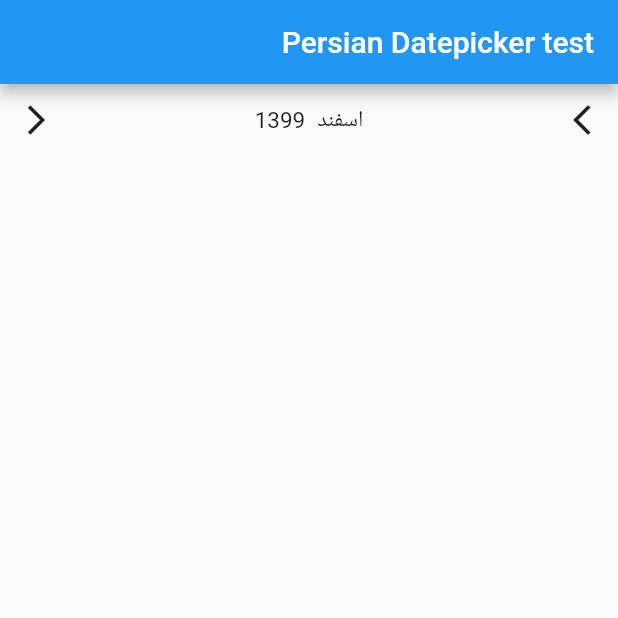
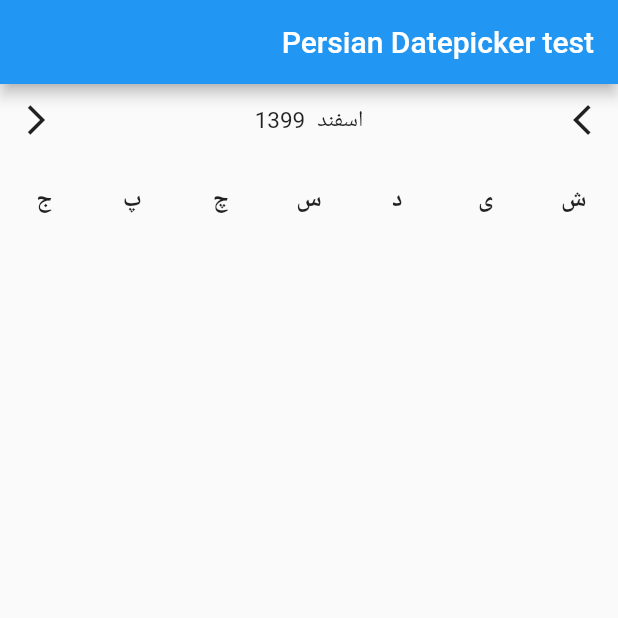
Before and after one commit to Ashkan4472/flutter_shamsi_datepicker, a Flutter app: the screen it shows after launch, on a phone screen of 412 x 824 dp, the top half of it. Run offline on Flutter 3.47's test engine with Material 2 defaults, Android fonts, the phone set to English and light mode, and no system bars; our stand-ins replace shamsi_date.

```diff
--- /dev/null
+++ b/lib/utils/date_util.dart
@@ -0,0 +1,53 @@
+import 'package:flutter/material.dart';
+
+class DateUtil {
+  static final shortWeekName = [
+    "ش",
+    "ی",
+    "د",
+    "س",
+    "چ",
+    "پ",
+    "ج",
+  ];
+
+  static final fullWeekNames = [
+    "شنبه",
+    "یکشنبه",
+    "دوشنبه",
+    "سه شنبه",
+    "چهارشنبه",
+    "پنجشنبه",
+    "جمعه",
+  ];
+
+  static List<Widget> headerWidget(
+    bool useFullWeekName,
+    TextStyle weekTextStyle,
+  ) {
+    final _header =
+        useFullWeekName ? DateUtil.fullWeekNames : DateUtil.shortWeekName;
+    final _headerWidget = _header.map((x) {
+      if (weekTextStyle != null) {
+        return Center(
+          child: Text(
+            '$x',
+            style: weekTextStyle,
+          ),
+        );
+      }
+
+      return Center(
+        child: Text(
+          '$x',
+          style: TextStyle(
+            fontWeight: FontWeight.bold,
+            fontSize: 16,
+          ),
+        ),
+      );
+    }).toList();
+
+    return _headerWidget;
+  }
+}
--- a/lib/widgets/date_select.dart
+++ b/lib/widgets/date_select.dart
@@ -1,12 +1,17 @@
 import 'package:flutter/material.dart';
+import 'package:persian_datepicker/utils/date_util.dart';
 import 'package:shamsi_date/shamsi_date.dart';
 
 class DateSelect extends StatefulWidget {
   final Jalali jalali;
+  final bool useFullWeekName;
+  final TextStyle weekTextStyle;
 
   const DateSelect({
     Key key,
     @required this.jalali,
+    this.useFullWeekName = false,
+    this.weekTextStyle,
   }) : super(key: key);
 
   @override
@@ -16,6 +21,12 @@ class DateSelect extends StatefulWidget {
 class _DateSelectState extends State<DateSelect> {
   @override
   Widget build(BuildContext context) {
-    return Container();
+    return Expanded(
+      child: GridView.count(
+        crossAxisCount: 7,
+        children:
+            DateUtil.headerWidget(widget.useFullWeekName, widget.weekTextStyle),
+      ),
+    );
   }
 }
```
